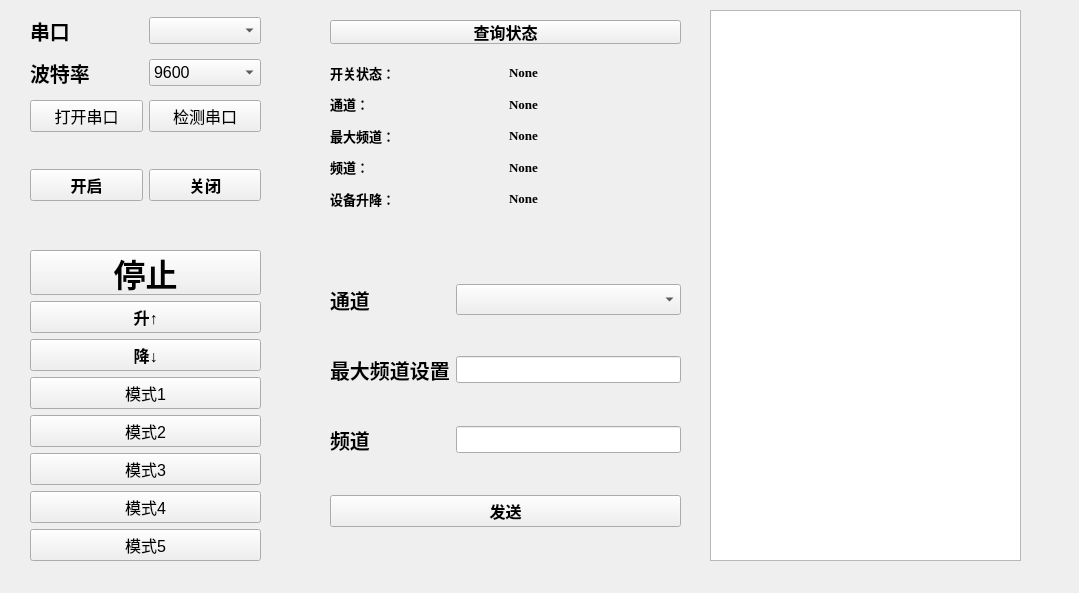
This is widget.ui in Kevin-72/Elevator_control_platform as Qt 5 draws it before an edit. The edited form follows.
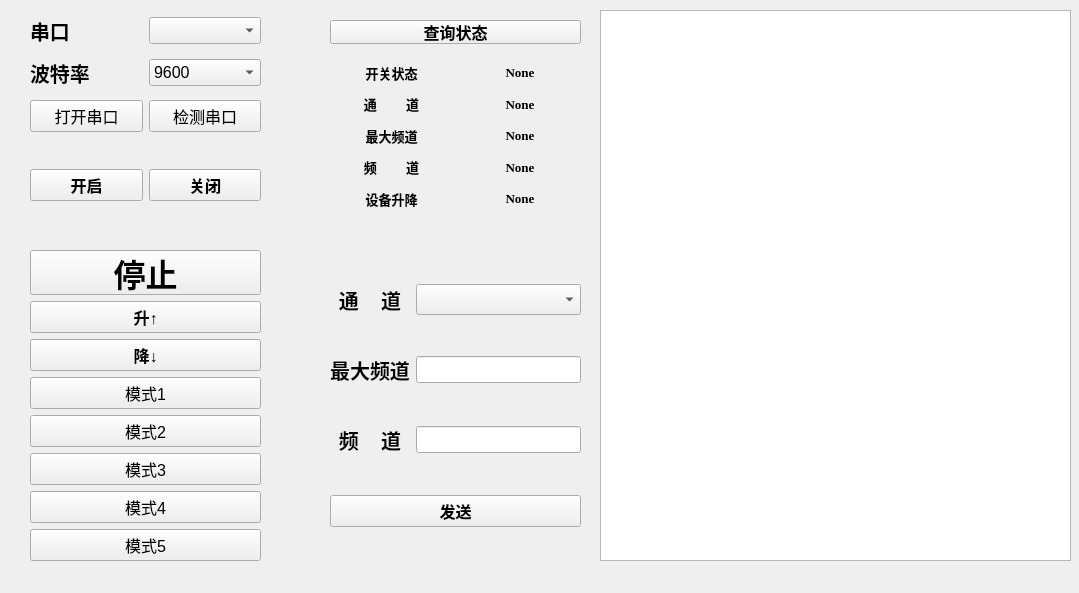
This is the edited form.

The edit to the form file:
```diff
--- a/widget.ui
+++ b/widget.ui
@@ -110,9 +110,9 @@
   <widget class="QTextEdit" name="logViewer">
    <property name="geometry">
     <rect>
-     <x>710</x>
+     <x>600</x>
      <y>10</y>
-     <width>311</width>
+     <width>471</width>
      <height>551</height>
     </rect>
    </property>
@@ -173,7 +173,7 @@
     <rect>
      <x>330</x>
      <y>60</y>
-     <width>351</width>
+     <width>251</width>
      <height>151</height>
     </rect>
    </property>
@@ -189,7 +189,10 @@
        </font>
       </property>
       <property name="text">
-       <string>开关状态：</string>
+       <string>开关状态</string>
+      </property>
+      <property name="alignment">
+       <set>Qt::AlignCenter</set>
       </property>
      </widget>
     </item>
@@ -206,6 +209,9 @@
       <property name="text">
        <string>None</string>
       </property>
+      <property name="alignment">
+       <set>Qt::AlignCenter</set>
+      </property>
      </widget>
     </item>
     <item row="3" column="1">
@@ -221,6 +227,9 @@
       <property name="text">
        <string>None</string>
       </property>
+      <property name="alignment">
+       <set>Qt::AlignCenter</set>
+      </property>
      </widget>
     </item>
     <item row="4" column="1">
@@ -236,6 +245,9 @@
       <property name="text">
        <string>None</string>
       </property>
+      <property name="alignment">
+       <set>Qt::AlignCenter</set>
+      </property>
      </widget>
     </item>
     <item row="1" column="0">
@@ -249,7 +261,10 @@
        </font>
       </property>
       <property name="text">
-       <string>通道：</string>
+       <string>通         道</string>
+      </property>
+      <property name="alignment">
+       <set>Qt::AlignCenter</set>
       </property>
      </widget>
     </item>
@@ -264,7 +279,10 @@
        </font>
       </property>
       <property name="text">
-       <string>设备升降：</string>
+       <string>设备升降</string>
+      </property>
+      <property name="alignment">
+       <set>Qt::AlignCenter</set>
       </property>
      </widget>
     </item>
@@ -279,7 +297,10 @@
        </font>
       </property>
       <property name="text">
-       <string>最大频道：</string>
+       <string>最大频道</string>
+      </property>
+      <property name="alignment">
+       <set>Qt::AlignCenter</set>
       </property>
      </widget>
     </item>
@@ -294,7 +315,10 @@
        </font>
       </property>
       <property name="text">
-       <string>频道：</string>
+       <string>频         道</string>
+      </property>
+      <property name="alignment">
+       <set>Qt::AlignCenter</set>
       </property>
      </widget>
     </item>
@@ -311,6 +335,9 @@
       <property name="text">
        <string>None</string>
       </property>
+      <property name="alignment">
+       <set>Qt::AlignCenter</set>
+      </property>
      </widget>
     </item>
     <item row="1" column="1">
@@ -326,6 +353,9 @@
       <property name="text">
        <string>None</string>
       </property>
+      <property name="alignment">
+       <set>Qt::AlignCenter</set>
+      </property>
      </widget>
     </item>
    </layout>
@@ -449,7 +479,7 @@
     <rect>
      <x>330</x>
      <y>250</y>
-     <width>351</width>
+     <width>251</width>
      <height>311</height>
     </rect>
    </property>
@@ -464,7 +494,10 @@
        </font>
       </property>
       <property name="text">
-       <string>通道</string>
+       <string>通    道</string>
+      </property>
+      <property name="alignment">
+       <set>Qt::AlignCenter</set>
       </property>
      </widget>
     </item>
@@ -488,7 +521,10 @@
        </font>
       </property>
       <property name="text">
-       <string>最大频道设置</string>
+       <string>最大频道</string>
+      </property>
+      <property name="alignment">
+       <set>Qt::AlignCenter</set>
       </property>
      </widget>
     </item>
@@ -511,7 +547,10 @@
        </font>
       </property>
       <property name="text">
-       <string>频道</string>
+       <string>频    道</string>
+      </property>
+      <property name="alignment">
+       <set>Qt::AlignCenter</set>
       </property>
      </widget>
     </item>
@@ -545,7 +584,7 @@
     <rect>
      <x>330</x>
      <y>20</y>
-     <width>351</width>
+     <width>251</width>
      <height>24</height>
     </rect>
    </property>
```
